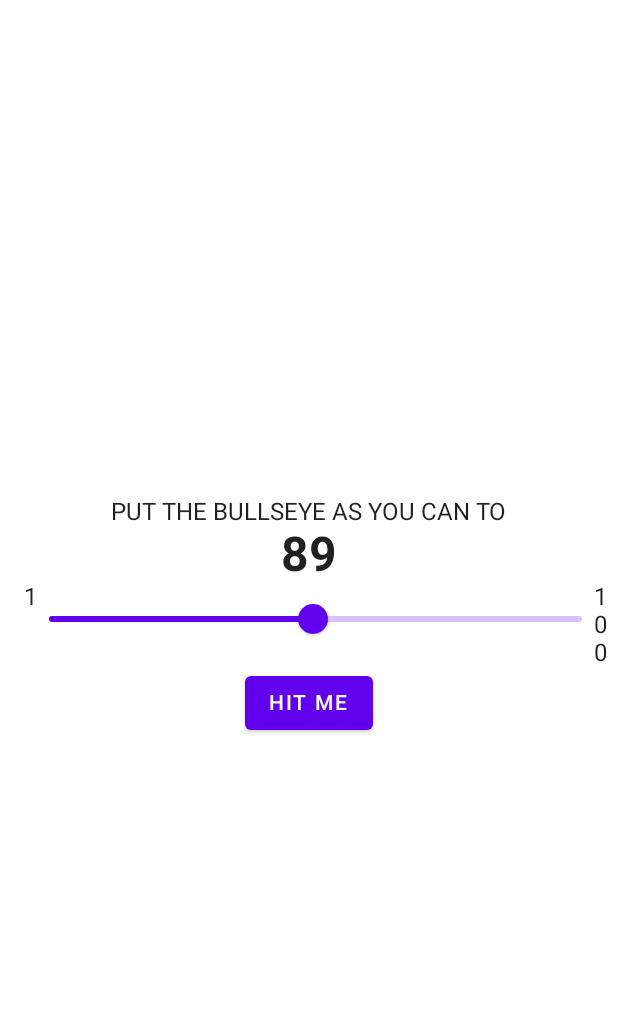
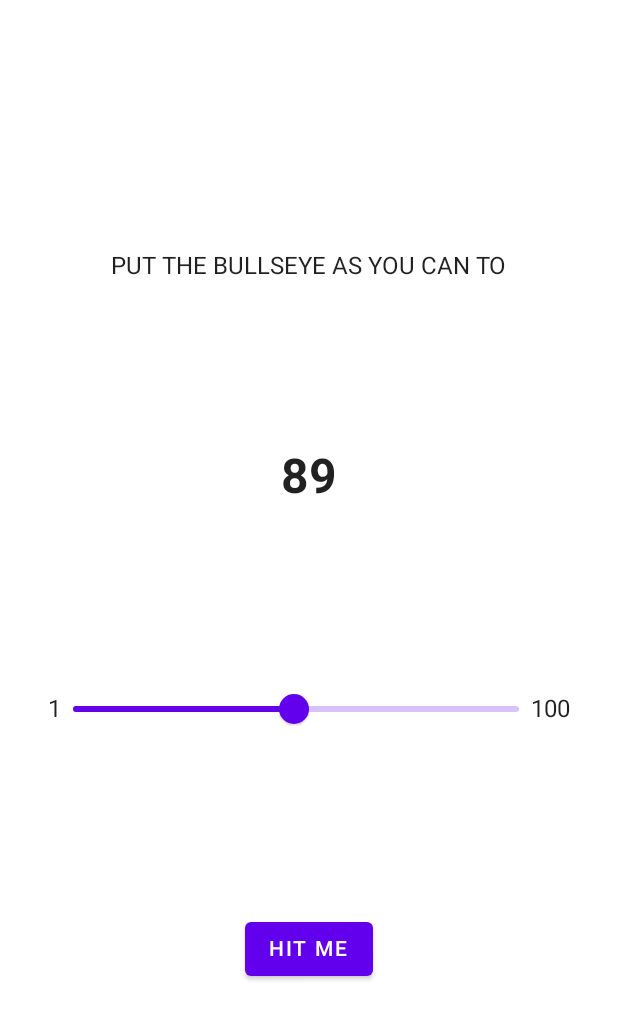
Before and after one commit to materokatti/bullseye-game, an Android app built with Jetpack Compose: the screen it shows after launch (MainActivity), on a phone screen of 412 x 824 dp. Shown: the top 1020 px of the screen. Run offline under Robolectric (Android 15) with nearby library versions, the phone set to English and light mode, and no system bars.

Commit message:
fix : Set slider center weight to 1f

```diff
--- a/app/src/main/java/com/devstory/bullseye_game/GameScreen.kt
+++ b/app/src/main/java/com/devstory/bullseye_game/GameScreen.kt
@@ -3,6 +3,7 @@ package com.devstory.bullseye_game
 import androidx.compose.foundation.layout.Arrangement
 import androidx.compose.foundation.layout.Column
 import androidx.compose.foundation.layout.Row
+import androidx.compose.foundation.layout.Spacer
 import androidx.compose.foundation.layout.fillMaxSize
 import androidx.compose.foundation.layout.padding
 import androidx.compose.material.Button
@@ -12,6 +13,7 @@ import androidx.compose.runtime.Composable
 import androidx.compose.ui.Alignment
 import androidx.compose.ui.Modifier
 import androidx.compose.ui.text.font.FontWeight
+import androidx.compose.ui.text.style.TextAlign
 import androidx.compose.ui.tooling.preview.Preview
 import androidx.compose.ui.unit.dp
 import androidx.compose.ui.unit.sp
@@ -26,20 +28,39 @@ fun GameScreen() {
             .fillMaxSize()
             .padding(16.dp)
     ) {
+        Spacer(modifier = Modifier.weight(.5f))
+        Column (
+            horizontalAlignment = Alignment.CenterHorizontally,
+            verticalArrangement = Arrangement.SpaceEvenly,
+            modifier = Modifier.weight(9f)
+        ) {
             Text("PUT THE BULLSEYE AS YOU CAN TO")
             Text(text = "89", fontSize = 32.sp, fontWeight = FontWeight.Bold)
-        Row {
-            Text(text = "1")
+            Row (
+                verticalAlignment = Alignment.CenterVertically
+            ) {
+                Text(
+                    text = "1",
+                    textAlign = TextAlign.Center,
+                    modifier = Modifier.padding(start = 16.dp)
+                )
                 Slider(
                     value = 0.5f,
                     valueRange = 0.01f..1f,
-                onValueChange = {}
+                    onValueChange = {},
+                    modifier = Modifier.weight(1f)
                 )
-            Text(text = "100")
+                Text(
+                    text = "100",
+                    textAlign = TextAlign.Center,
+                    modifier = Modifier.padding(end = 16.dp)
+                )
             }
             Button(onClick = { /*TODO*/ }) {
                 Text(text = "HIT ME")
             }
+        }
+        Spacer(modifier = Modifier.weight(.5f))
     }
 }
 
```
Lines whose indentation alone changed are shown as unchanged.
